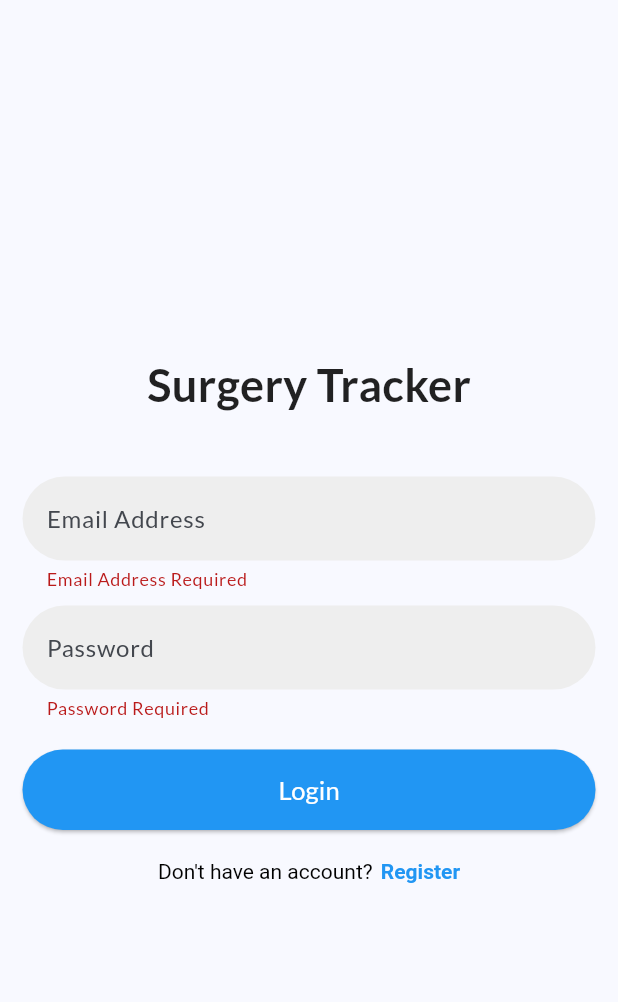
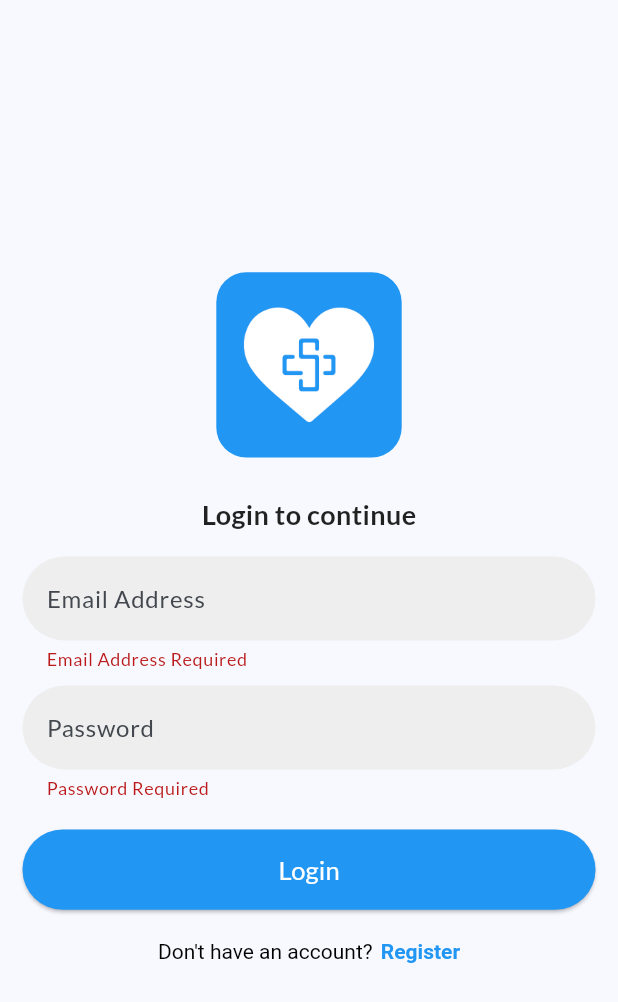
Before and after one commit to MuksithMRA/surgery_tracker, a Flutter app: the screen it shows after launch, after a tap on "Login", on a phone screen of 412 x 824 dp. Shown: the top 1002 px of the screen. Run offline on Flutter 3.47's test engine with Material 2 defaults, Android fonts, the phone set to English and light mode, and no system bars; our stand-ins replace google_fonts.

Commit message:
added logo and register

```diff
--- /dev/null
+++ b/lib/constants/enviornment.dart
@@ -0,0 +1,3 @@
+class Enviornment {
+  static const apiUrl = "https://cloud.appwrite.io/v1/";
+}
--- a/lib/screens/login.dart
+++ b/lib/screens/login.dart
@@ -1,4 +1,8 @@
+import 'package:flutter/gestures.dart';
 import 'package:flutter/material.dart';
+import 'package:surgery_tracker/screens/home.dart';
+import 'package:surgery_tracker/screens/register.dart';
+import 'package:surgery_tracker/widgets/utils.dart';
 
 import '../models/screen_size.dart';
 
@@ -18,16 +22,22 @@ class _LoginScreenState extends State<LoginScreen> {
         padding: const EdgeInsets.all(15.0),
         child: Form(
           key: _key,
-          child: Expanded(
           child: Column(
             mainAxisAlignment: MainAxisAlignment.center,
             children: [
-                const Text(
-                  "Surgery Tracker",
-                  style: TextStyle(fontSize: 30, fontWeight: FontWeight.bold),
+              Utils.logo(),
+              const SizedBox(
+                height: 25,
+              ),
+              const Padding(
+                padding: EdgeInsets.symmetric(horizontal: 5.0),
+                child: Text(
+                  "Login to continue",
+                  style: TextStyle(fontSize: 18, fontWeight: FontWeight.bold),
+                ),
               ),
               const SizedBox(
-                  height: 40,
+                height: 15,
               ),
               TextFormField(
                 autovalidateMode: AutovalidateMode.onUserInteraction,
@@ -83,7 +93,10 @@ class _LoginScreenState extends State<LoginScreen> {
                       ),
                     )),
                 onPressed: () {
-                    if (_key.currentState!.validate()) {}
+                  if (_key.currentState!.validate()) {
+                    Navigator.pushReplacement(context,
+                        MaterialPageRoute(builder: (_) => const Home()));
+                  }
                 },
                 child: const Text(
                   "Login",
@@ -94,19 +107,28 @@ class _LoginScreenState extends State<LoginScreen> {
                 height: 20,
               ),
               RichText(
-                    text: const TextSpan(
+                  text: TextSpan(
                 children: [
-                    TextSpan(
+                  const TextSpan(
                     text: "Don't have an account? ",
                     style: TextStyle(color: Colors.black),
                   ),
-                    WidgetSpan(
+                  const WidgetSpan(
                       child: SizedBox(
                     width: 2,
                   )),
                   TextSpan(
+                    recognizer: TapGestureRecognizer()
+                      ..onTap = () {
+                        Navigator.push(
+                          context,
+                          MaterialPageRoute(
+                            builder: (_) => const RegisterScreen(),
+                          ),
+                        );
+                      },
                     text: "Register",
-                      style: TextStyle(
+                    style: const TextStyle(
                       color: Colors.blue,
                       fontWeight: FontWeight.w600,
                     ),
@@ -117,7 +139,6 @@ class _LoginScreenState extends State<LoginScreen> {
           ),
         ),
       ),
-      ),
     );
   }
 }
--- a/lib/screens/splash.dart
+++ b/lib/screens/splash.dart
@@ -1,6 +1,7 @@
 import 'package:flutter/material.dart';
 import 'package:surgery_tracker/models/screen_size.dart';
 import 'package:surgery_tracker/screens/login.dart';
+import 'package:surgery_tracker/widgets/utils.dart';
 
 class SplashScreen extends StatefulWidget {
   const SplashScreen({super.key});
@@ -31,11 +32,30 @@ class _SplashScreenState extends State<SplashScreen> {
   @override
   Widget build(BuildContext context) {
     ScreenSize.init(context);
-    return const Scaffold(
-      body: Center(
-        child: Text(
-          "Surgery Tracker",
-          style: TextStyle(fontSize: 30, fontWeight: FontWeight.bold),
+    return Scaffold(
+      body: SizedBox(
+        width: ScreenSize.width,
+        child: Column(
+          mainAxisAlignment: MainAxisAlignment.center,
+          children: [
+            Utils.logo(),
+            const SizedBox(
+              height: 10,
+            ),
+            const Text(
+              "Surgery Tracker",
+              style: TextStyle(
+                fontSize: 23,
+                fontWeight: FontWeight.bold,
+              ),
+            ),
+            const Text(
+              "Track your surgeries easily",
+              style: TextStyle(
+                fontSize: 14,
+              ),
+            ),
+          ],
         ),
       ),
     );
--- /dev/null
+++ b/lib/services/auth_service.dart
@@ -0,0 +1,9 @@
+import 'package:http/http.dart' as http;
+
+import '../constants/enviornment.dart';
+
+class AuthService {
+  login() async {
+    await http.post(Uri.parse("${Enviornment.apiUrl}/account"), body: {});
+  }
+}
--- /dev/null
+++ b/lib/widgets/utils.dart
@@ -0,0 +1,27 @@
+import 'package:flutter/material.dart';
+
+import '../models/screen_size.dart';
+
+class Utils {
+  static Widget logo() {
+    return ClipRRect(
+      borderRadius: BorderRadius.circular(20),
+      child: Image.asset(
+        "assets/logo.png",
+        height: ScreenSize.height * 0.15,
+      ),
+    );
+  }
+
+  static Widget flexibleLogo({double borderRadius = 60}) {
+    return FittedBox(
+      fit: BoxFit.cover,
+      child: ClipRRect(
+        borderRadius: BorderRadius.circular(borderRadius),
+        child: Image.asset(
+          "assets/logo.png",
+        ),
+      ),
+    );
+  }
+}
--- a/pubspec.yaml
+++ b/pubspec.yaml
@@ -36,6 +36,8 @@ dependencies:
   # Use with the CupertinoIcons class for iOS style icons.
   cupertino_icons: ^1.0.2
   google_fonts: ^5.0.0
+  change_app_package_name: ^1.1.0
+  http: ^1.0.0
 
 dev_dependencies:
   flutter_test:
```
Also changed, not shown: lib/screens/home.dart (+6 -2 lines), lib/screens/register.dart (added, +127 -0 lines), assets/logo.png (added), pubspec.lock, 3 other files. Lines whose indentation alone changed are shown as unchanged.
